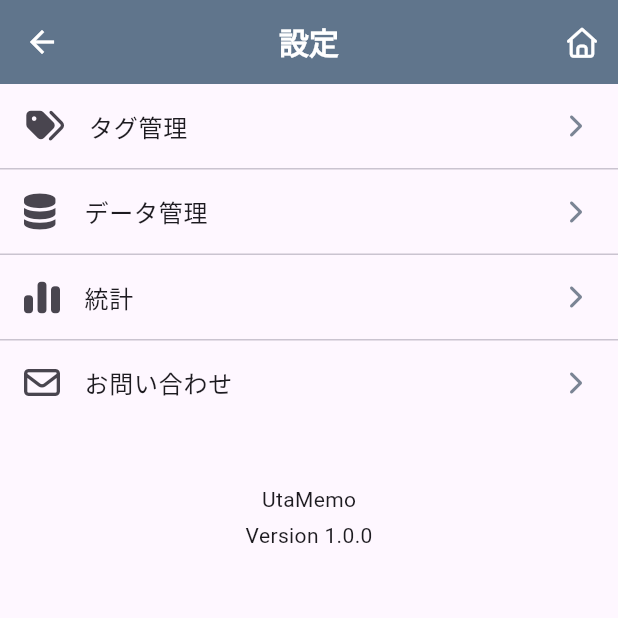
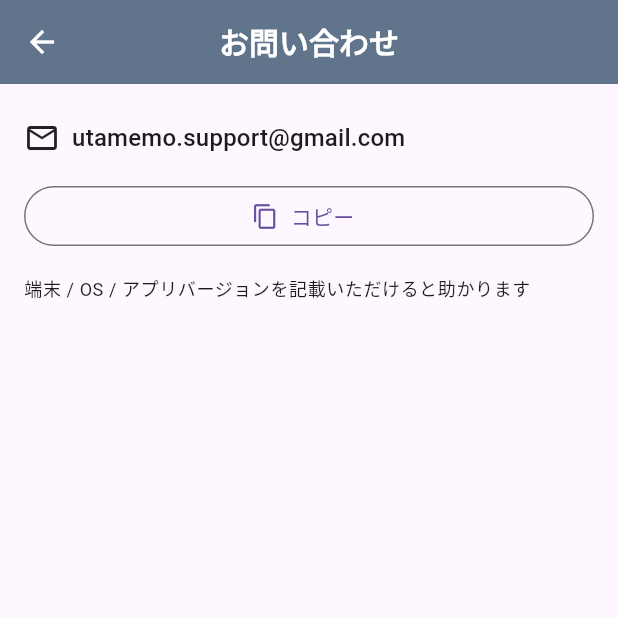
Before and after one commit to kawamata-natsuki/utamemo_app, a Flutter app: the SettingsPage screen opened by its route, after a tap on "お問い合わせ", on a phone screen of 412 x 824 dp, the top half of it. Run offline on Flutter 3.47's test engine with Material 3 defaults, Android fonts, the phone set to English and light mode, and no system bars; our stand-ins replace firebase_core, firebase_crashlytics, font_awesome_flutter; accounts and stored records are empty.

Commit message:
feat: お問い合わせ画面の新規作成 (#15)
* refactor: 設定画面の AppBarType を修正し、お問い合わせ画面への遷移を追加

- AppBarType を「settings」から「settingsRoot」に変更して役割を明確化

* feat: お問い合わせ画面を新規作成し、設定画面に遷移機能を追加

- 新たに ContactPage を作成し、サポートメールアドレスのコピー機能を実装
- 設定画面からお問い合わせ画面へのルートを追加

```diff
--- a/lib/main.dart
+++ b/lib/main.dart
@@ -15,6 +15,7 @@ import 'package:utamemo_app/data/repositories/song/song_repository.dart';
 
 import 'package:utamemo_app/presentation/screens/song_list/song_list_page.dart';
 import 'package:utamemo_app/presentation/screens/settings/settings_page.dart';
+import 'package:utamemo_app/presentation/screens/settings/contact_page.dart';
 
 // --- Entry point ---
 Future<void> main() async {
@@ -86,6 +87,7 @@ class MyApp extends StatelessWidget {
     return MaterialApp(
       routes: {
         '/settings': (_) => const SettingsPage(),
+        '/settings/contact': (_) => const ContactPage(),
       },
       home: Builder(
         builder: (context) {
--- /dev/null
+++ b/lib/presentation/screens/settings/contact_page.dart
@@ -0,0 +1,66 @@
+import 'package:flutter/material.dart';
+import 'package:flutter/services.dart';
+
+import 'package:utamemo_app/presentation/shared/widgets/app_bar.dart';
+
+/// S99-4: お問い合わせ画面
+class ContactPage extends StatelessWidget {
+  const ContactPage({super.key});
+
+  static const supportEmail = 'utamemo.support@gmail.com';
+
+  Future<void> _copyEmail(BuildContext context) async {
+    await Clipboard.setData(const ClipboardData(text: supportEmail));
+    if (!context.mounted) return;
+
+    ScaffoldMessenger.of(context).showSnackBar(
+      const SnackBar(content: Text('メールアドレスをコピーしました')),
+    );
+  }
+
+  @override
+  Widget build(BuildContext context) {
+    return Scaffold(
+      appBar: buildAppBar(
+        context,
+        title: 'お問い合わせ',
+        type: AppBarType.settingsChild,
+      ),
+      body: Padding(
+        padding: const EdgeInsets.all(16),
+        child: Column(
+          crossAxisAlignment: CrossAxisAlignment.start,
+          children: [
+            const SizedBox(height: 8),
+            Row(
+              children: [
+                const Icon(Icons.mail_outline),
+                const SizedBox(width: 8),
+                Text(
+                  supportEmail,
+                  style: Theme.of(context).textTheme.titleMedium,
+                ),
+              ],
+            ),
+            const SizedBox(height: 16),
+
+            SizedBox(
+              width: double.infinity,
+              child: OutlinedButton.icon(
+                onPressed: () => _copyEmail(context),
+                icon: const Icon(Icons.copy),
+                label: const Text('コピー'),
+              ),
+            ),
+
+            const SizedBox(height: 16),
+            Text(
+              '端末 / OS / アプリバージョンを記載いただけると助かります',
+              style: Theme.of(context).textTheme.bodySmall,
+            ),
+          ],
+        ),
+      ),
+    );
+  }
+}
--- a/lib/presentation/screens/settings/settings_page.dart
+++ b/lib/presentation/screens/settings/settings_page.dart
@@ -15,7 +15,7 @@ class SettingsPage extends StatelessWidget {
       appBar: buildAppBar(
         context,
         title: '設定',
-        type: AppBarType.settings,
+        type: AppBarType.settingsRoot,
       ),
       body: ListView(
         children: [
@@ -67,7 +67,7 @@ class SettingsPage extends StatelessWidget {
               color: textSub,
             ),
             onTap: () {
-              // TODO: お問い合わせへ遷移（今回は繋がない）
+              Navigator.pushNamed(context, '/settings/contact');
             },
           ),
 
--- a/lib/presentation/shared/widgets/app_bar.dart
+++ b/lib/presentation/shared/widgets/app_bar.dart
@@ -6,7 +6,8 @@ import 'package:utamemo_app/constants/colors.dart';
 enum AppBarType {
   home,       // S10 曲一覧（ホーム）
   normal,     // 通常画面
-  settings,   // 設定画面
+  settingsRoot,   // 設定画面（ルート）
+  settingsChild,   // 設定画面（子）
 }
 
 /// 共通 AppBar
@@ -23,8 +24,9 @@ PreferredSizeWidget buildAppBar(
       showHome = false;
       showSettings = true;
       break;
-    case AppBarType.settings:
-      showHome = true;
+    case AppBarType.settingsRoot:
+    case AppBarType.settingsChild:
+      showHome = false;
       showSettings = false;
       break;
     case AppBarType.normal:
```
